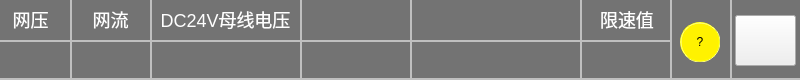
Old version of the form headerpage.ui in the repository mayue-crrc/BHX.
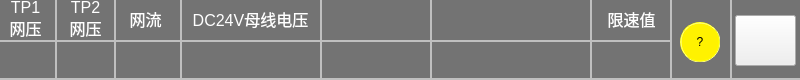
New version of the form. Icons and pictures are not drawn.

Patch:
```diff
--- a/headerpage.ui
+++ b/headerpage.ui
@@ -53,7 +53,7 @@
     <rect>
      <x>0</x>
      <y>0</y>
-     <width>61</width>
+     <width>51</width>
      <height>38</height>
     </rect>
    </property>
@@ -66,13 +66,14 @@
     </font>
    </property>
    <property name="styleSheet">
-    <string notr="true">font:18px;
+    <string notr="true">font:16px;
 background-color: rgb(115, 115, 115);
 color: rgb(255, 255, 255);
 </string>
    </property>
    <property name="text">
-    <string>网压</string>
+    <string>TP1
+网压</string>
    </property>
    <property name="alignment">
     <set>Qt::AlignCenter</set>
@@ -81,7 +82,7 @@
   <widget class="QLabel" name="Line1_2">
    <property name="geometry">
     <rect>
-     <x>70</x>
+     <x>114</x>
      <y>0</y>
      <width>2</width>
      <height>78</height>
@@ -97,7 +98,7 @@
   <widget class="QLabel" name="Line1_3">
    <property name="geometry">
     <rect>
-     <x>150</x>
+     <x>180</x>
      <y>0</y>
      <width>2</width>
      <height>78</height>
@@ -113,7 +114,7 @@
   <widget class="QLabel" name="Line1_4">
    <property name="geometry">
     <rect>
-     <x>300</x>
+     <x>320</x>
      <y>0</y>
      <width>2</width>
      <height>78</height>
@@ -129,7 +130,7 @@
   <widget class="QLabel" name="Line1_5">
    <property name="geometry">
     <rect>
-     <x>410</x>
+     <x>430</x>
      <y>0</y>
      <width>2</width>
      <height>78</height>
@@ -145,7 +146,7 @@
   <widget class="QLabel" name="Line1_6">
    <property name="geometry">
     <rect>
-     <x>580</x>
+     <x>590</x>
      <y>0</y>
      <width>2</width>
      <height>78</height>
@@ -161,14 +162,14 @@
   <widget class="QLabel" name="label_2">
    <property name="geometry">
     <rect>
-     <x>80</x>
+     <x>120</x>
      <y>0</y>
-     <width>61</width>
+     <width>51</width>
      <height>38</height>
     </rect>
    </property>
    <property name="styleSheet">
-    <string notr="true">font: 18px;
+    <string notr="true">font: 16px;
 color: rgb(255, 255, 255);
 background-color: rgb(115, 115, 115);</string>
    </property>
@@ -182,14 +183,14 @@
   <widget class="QLabel" name="label_3">
    <property name="geometry">
     <rect>
-     <x>160</x>
+     <x>190</x>
      <y>0</y>
-     <width>131</width>
+     <width>121</width>
      <height>38</height>
     </rect>
    </property>
    <property name="styleSheet">
-    <string notr="true">font: 75  18px ;
+    <string notr="true">font: 75  16px ;
 color: rgb(255, 255, 255);
 background-color: rgb(115, 115, 115);</string>
    </property>
@@ -205,7 +206,7 @@
     <rect>
      <x>0</x>
      <y>42</y>
-     <width>61</width>
+     <width>51</width>
      <height>36</height>
     </rect>
    </property>
@@ -224,9 +225,9 @@
   <widget class="QLabel" name="headerlabel_Current">
    <property name="geometry">
     <rect>
-     <x>80</x>
+     <x>120</x>
      <y>42</y>
-     <width>61</width>
+     <width>51</width>
      <height>36</height>
     </rect>
    </property>
@@ -245,14 +246,14 @@
   <widget class="QLabel" name="headerlabel_24VVoltage">
    <property name="geometry">
     <rect>
-     <x>160</x>
+     <x>190</x>
      <y>42</y>
-     <width>131</width>
+     <width>121</width>
      <height>36</height>
     </rect>
    </property>
    <property name="styleSheet">
-    <string notr="true">font: 75  18px ;
+    <string notr="true">font: 75  16px ;
 color: rgb(255, 255, 255);
 background-color: rgb(115, 115, 115);</string>
    </property>
@@ -266,14 +267,14 @@
   <widget class="QLabel" name="headerlabel_Date">
    <property name="geometry">
     <rect>
-     <x>307</x>
+     <x>330</x>
      <y>0</y>
-     <width>100</width>
+     <width>91</width>
      <height>38</height>
     </rect>
    </property>
    <property name="styleSheet">
-    <string notr="true">font: 75  18px;
+    <string notr="true">font: 75  16px;
 color: rgb(255, 255, 255);
 background-color: rgb(115, 115, 115);</string>
    </property>
@@ -287,14 +288,14 @@
   <widget class="QLabel" name="headerlabel_Time">
    <property name="geometry">
     <rect>
-     <x>307</x>
+     <x>330</x>
      <y>42</y>
-     <width>100</width>
+     <width>91</width>
      <height>36</height>
     </rect>
    </property>
    <property name="styleSheet">
-    <string notr="true">font: 75  18px ;
+    <string notr="true">font: 75  16px ;
 color: rgb(255, 255, 255);
 background-color: rgb(115, 115, 115);</string>
    </property>
@@ -308,14 +309,14 @@
   <widget class="QLabel" name="headerlabel_Positon">
    <property name="geometry">
     <rect>
-     <x>420</x>
+     <x>440</x>
      <y>0</y>
-     <width>160</width>
+     <width>141</width>
      <height>38</height>
     </rect>
    </property>
    <property name="styleSheet">
-    <string notr="true">font: 75  18px;
+    <string notr="true">font: 75  16px;
 color: rgb(255, 255, 255);
 background-color: rgb(115, 115, 115);</string>
    </property>
@@ -364,14 +365,14 @@
   <widget class="QLabel" name="headerlabel_Level">
    <property name="geometry">
     <rect>
-     <x>420</x>
+     <x>440</x>
      <y>42</y>
-     <width>81</width>
+     <width>71</width>
      <height>36</height>
     </rect>
    </property>
    <property name="styleSheet">
-    <string notr="true">font: 75  18px ;
+    <string notr="true">font: 75  16px ;
 color: rgb(255, 255, 255);
 background-color: rgb(115, 115, 115);</string>
    </property>
@@ -385,14 +386,14 @@
   <widget class="QLabel" name="headerlabel_speed">
    <property name="geometry">
     <rect>
-     <x>500</x>
+     <x>509</x>
      <y>42</y>
-     <width>80</width>
+     <width>71</width>
      <height>36</height>
     </rect>
    </property>
    <property name="styleSheet">
-    <string notr="true">font: 75  18px ;
+    <string notr="true">font: 75  16px ;
 color: rgb(255, 255, 255);
 background-color: rgb(115, 115, 115);</string>
    </property>
@@ -463,9 +464,9 @@
   <widget class="QLabel" name="headerlabel_limitspeed">
    <property name="geometry">
     <rect>
-     <x>587</x>
+     <x>596</x>
      <y>42</y>
-     <width>80</width>
+     <width>71</width>
      <height>36</height>
     </rect>
    </property>
@@ -482,14 +483,14 @@
   <widget class="QLabel" name="label_4">
    <property name="geometry">
     <rect>
-     <x>587</x>
+     <x>596</x>
      <y>0</y>
-     <width>80</width>
+     <width>71</width>
      <height>38</height>
     </rect>
    </property>
    <property name="styleSheet">
-    <string notr="true">font: 18px;
+    <string notr="true">font: 16px;
 color: rgb(255, 255, 255);
 background-color: rgb(115, 115, 115);</string>
    </property>
@@ -500,6 +501,74 @@
     <set>Qt::AlignCenter</set>
    </property>
   </widget>
+  <widget class="QLabel" name="headerlabel_Voltage_MC2">
+   <property name="geometry">
+    <rect>
+     <x>60</x>
+     <y>42</y>
+     <width>51</width>
+     <height>36</height>
+    </rect>
+   </property>
+   <property name="styleSheet">
+    <string notr="true">font: 75  18px ;
+color: rgb(255, 255, 255);
+background-color: rgb(115, 115, 115);</string>
+   </property>
+   <property name="text">
+    <string/>
+   </property>
+   <property name="alignment">
+    <set>Qt::AlignCenter</set>
+   </property>
+  </widget>
+  <widget class="QLabel" name="Line1_9">
+   <property name="geometry">
+    <rect>
+     <x>55</x>
+     <y>0</y>
+     <width>2</width>
+     <height>78</height>
+    </rect>
+   </property>
+   <property name="styleSheet">
+    <string notr="true">background-color: rgb(191, 191, 191);</string>
+   </property>
+   <property name="text">
+    <string/>
+   </property>
+  </widget>
+  <widget class="QLabel" name="label_5">
+   <property name="geometry">
+    <rect>
+     <x>60</x>
+     <y>0</y>
+     <width>51</width>
+     <height>38</height>
+    </rect>
+   </property>
+   <property name="font">
+    <font>
+     <pointsize>-1</pointsize>
+     <weight>50</weight>
+     <italic>false</italic>
+     <bold>false</bold>
+    </font>
+   </property>
+   <property name="styleSheet">
+    <string notr="true">font:16px;
+background-color: rgb(115, 115, 115);
+color: rgb(255, 255, 255);
+</string>
+   </property>
+   <property name="text">
+    <string>TP2
+网压</string>
+   </property>
+   <property name="alignment">
+    <set>Qt::AlignCenter</set>
+   </property>
+  </widget>
   <zorder>header_background</zorder>
   <zorder>Line1</zorder>
   <zorder>Line2</zorder>
@@ -525,6 +594,9 @@
   <zorder>Line1_8</zorder>
   <zorder>headerlabel_limitspeed</zorder>
   <zorder>label_4</zorder>
+  <zorder>headerlabel_Voltage_MC2</zorder>
+  <zorder>Line1_9</zorder>
+  <zorder>label_5</zorder>
  </widget>
  <resources/>
  <connections/>
```
